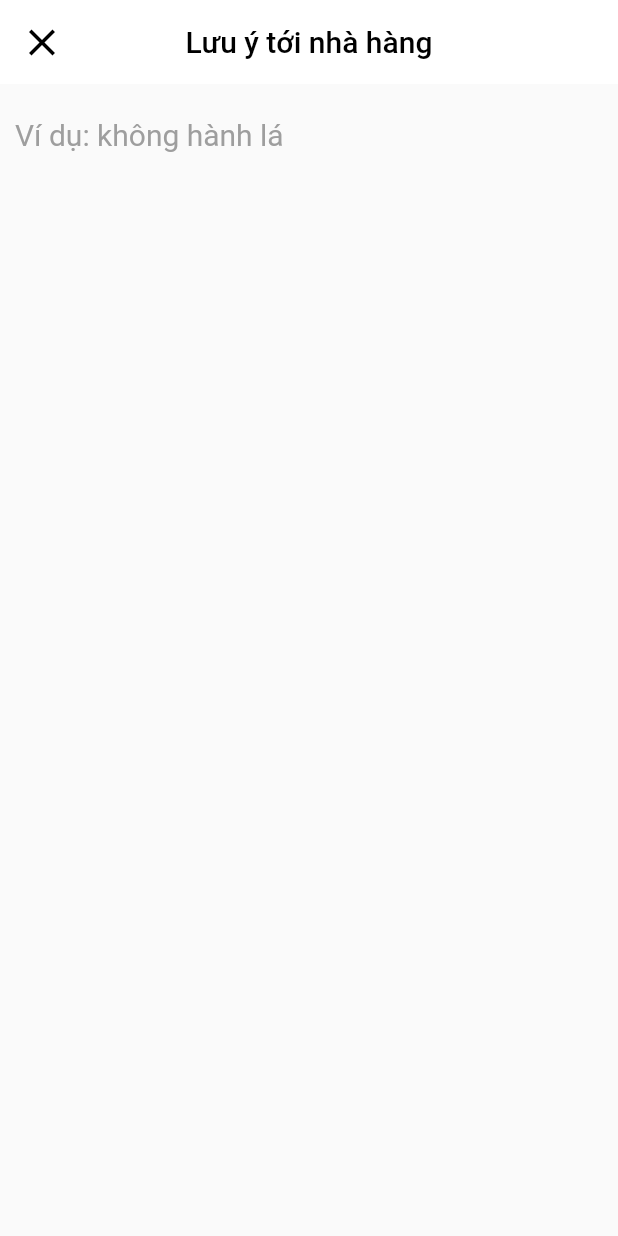
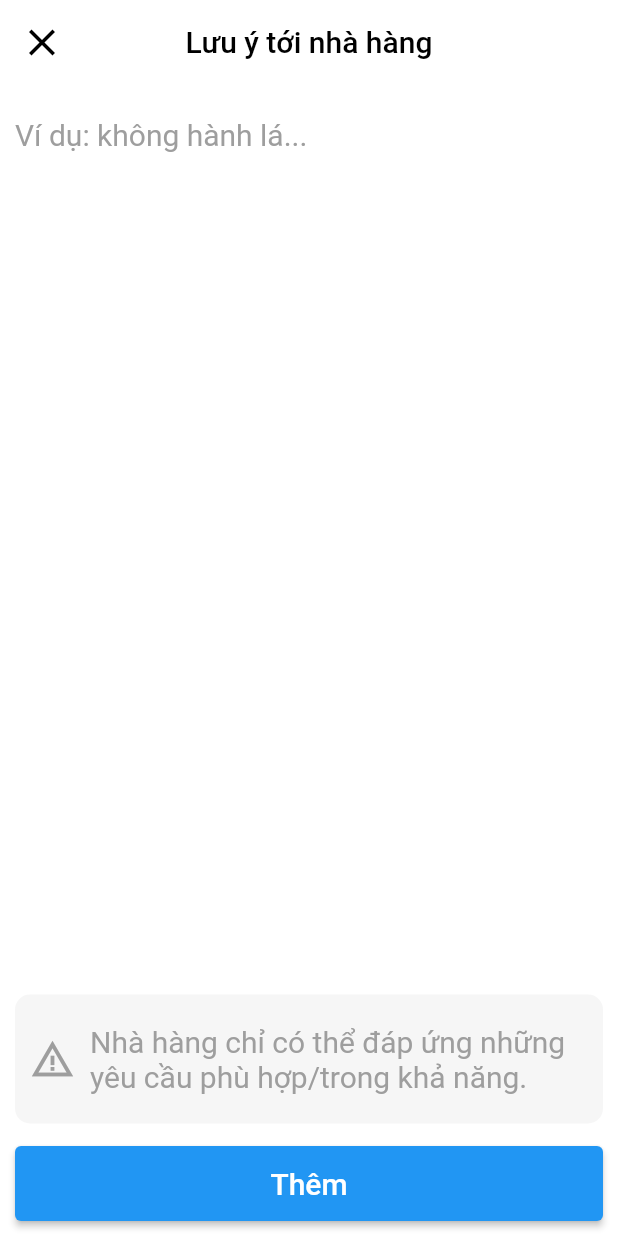
Before and after one commit to vuongchihai/duAn_BaeMaxFK, a Flutter app: the loiNhanToiNhaHangPage screen opened directly, on a phone screen of 412 x 824 dp. Run offline on Flutter 3.47's test engine with Material 2 defaults, Android fonts, the phone set to English and light mode, and no system bars; our stand-ins replace carousel_slider, fluttertoast, scroll_date_picker; missing offline and left inert: tiengviet.

Commit message:
chi tiet mon an chua xong p2

```diff
--- a/sourceCode_BaeMax/baemax/lib/pages/page_danhSachNhaHangDuocApDung.dart
+++ b/sourceCode_BaeMax/baemax/lib/pages/page_danhSachNhaHangDuocApDung.dart
@@ -26,7 +26,7 @@ class _nhaHangDuocApDungGiamGiaPageState
     ),
     nhaHang(
       idNH: 'NH002',
-      tenNH: 'HINGHLENG',
+      tenNH: 'ĂN VẶT',
       diaChiNH: '299 Tân Kỳ Tân Qúy, Phường Tân Sơn Nhì, Quận Tân Phú, Tp.HCM',
       monAn: 'Bánh canh cá lóc',
       khoangCach: 0.1,
--- a/sourceCode_BaeMax/baemax/lib/pages/page_loiNhanToiNhaHang.dart
+++ b/sourceCode_BaeMax/baemax/lib/pages/page_loiNhanToiNhaHang.dart
@@ -1,7 +1,14 @@
 import 'package:flutter/material.dart';
 
-class loiNhanToiNhaHangPage extends StatelessWidget {
+class loiNhanToiNhaHangPage extends StatefulWidget {
   const loiNhanToiNhaHangPage({super.key});
+
+  @override
+  State<loiNhanToiNhaHangPage> createState() => _loiNhanToiNhaHangPageState();
+}
+
+class _loiNhanToiNhaHangPageState extends State<loiNhanToiNhaHangPage> {
+  String loiNhan = 'a';
 
   @override
   Widget build(BuildContext context) {
@@ -31,33 +38,112 @@ class loiNhanToiNhaHangPage extends StatelessWidget {
         ),
       ),
       body: Container(
-        padding: EdgeInsets.symmetric(
+        color: Colors.white,
+        padding: const EdgeInsets.symmetric(
           horizontal: 10,
           vertical: 10,
         ),
         child: Column(
+          crossAxisAlignment: CrossAxisAlignment.stretch,
           children: [
             Container(
-              width: double.infinity,
-              child: Row(
+              child: Column(
+                crossAxisAlignment: CrossAxisAlignment.start,
                 children: [
-                  Flexible(
+                  Container(
+                    width: double.infinity,
                     child: TextField(
-                      decoration: InputDecoration(
-                          hintText: 'Ví dụ: không hành lá',
-                          hintStyle: TextStyle(
-                            fontSize: 20,
-                            color: Colors.grey,
-                          ),
-                          border: InputBorder.none),
-                      style: TextStyle(
+                      decoration: const InputDecoration(
+                        hintText: 'Ví dụ: không hành lá...',
+                        hintStyle: TextStyle(
+                          fontSize: 20,
+                          color: Colors.grey,
+                        ),
+                        border: InputBorder.none,
+                      ),
+                      style: const TextStyle(
                         fontSize: 20,
                         color: Colors.black,
                       ),
                       maxLines: null,
+                      onChanged: (value) {
+                        setState(() {
+                          loiNhan = value.isEmpty ? '' : value;
+                        });
+                      },
                     ),
                   ),
                 ],
+              ),
+            ),
+            Expanded(
+              child: Container(
+                child: Column(
+                  mainAxisAlignment: MainAxisAlignment.end,
+                  children: [
+                    Container(
+                      padding: const EdgeInsets.symmetric(
+                        horizontal: 10,
+                        vertical: 20,
+                      ),
+                      decoration: BoxDecoration(
+                        color: const Color.fromARGB(255, 246, 246, 246),
+                        borderRadius: BorderRadius.circular(10),
+                      ),
+                      child: Row(
+                        children: [
+                          const Icon(
+                            Icons.warning_amber,
+                            size: 30,
+                            color: Colors.grey,
+                          ),
+                          const SizedBox(
+                            width: 10,
+                          ),
+                          Expanded(
+                            child: Container(
+                              child: const Text(
+                                'Nhà hàng chỉ có thể đáp ứng những yêu cầu phù hợp/trong khả năng.',
+                                style: TextStyle(
+                                  fontSize: 20,
+                                  color: Colors.grey,
+                                ),
+                              ),
+                            ),
+                          ),
+                        ],
+                      ),
+                    ),
+                    const SizedBox(
+                      height: 15,
+                    ),
+                    Container(
+                      width: double.infinity,
+                      decoration: BoxDecoration(
+                        borderRadius: BorderRadius.circular(10),
+                      ),
+                      height: 50,
+                      child: ElevatedButton(
+                        onPressed: loiNhan.isEmpty
+                            ? null
+                            : () {
+                                print('object');
+                              },
+                        child: Text(
+                          'Thêm',
+                          style: TextStyle(
+                            fontSize: 20,
+                            color: Colors.white,
+                          ),
+                        ),
+                        style: ButtonStyle(
+                          backgroundColor:
+                              MaterialStateProperty.all<Color>(Colors.blue),
+                        ),
+                      ),
+                    ),
+                  ],
+                ),
               ),
             ),
           ],
```
